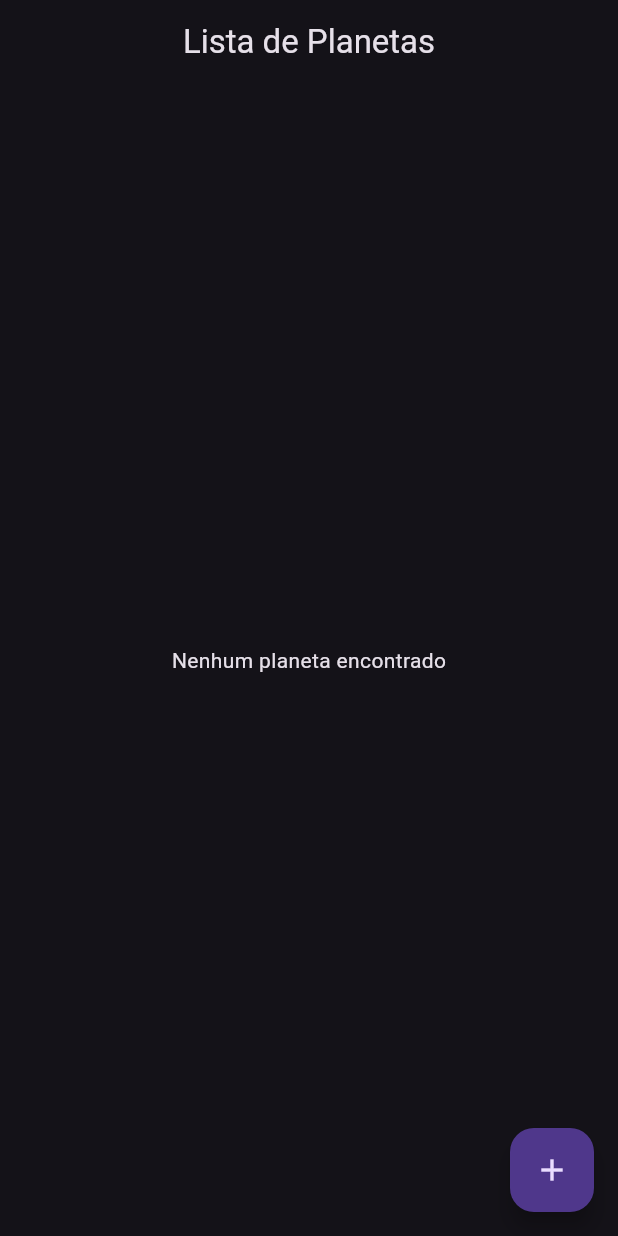
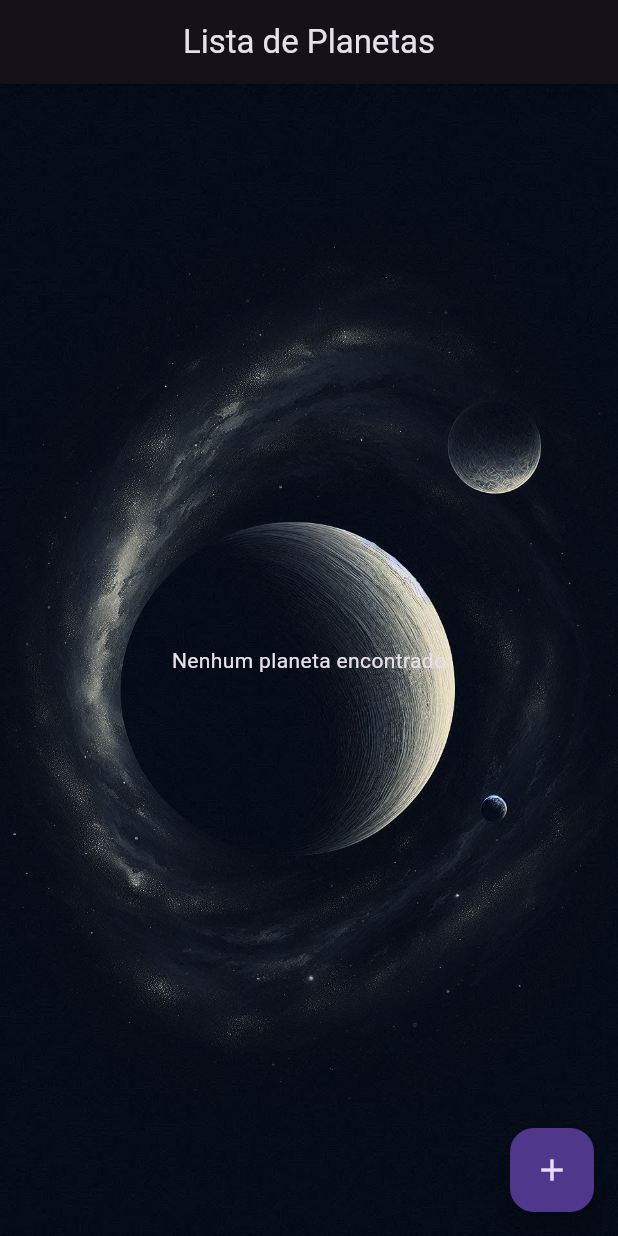
Before and after one commit to Boniatti1/talento-tech-gerenciador-de-planetas, a Flutter app: the screen it shows after launch, on a phone screen of 412 x 824 dp. Run offline on Flutter 3.47's test engine with Material 3 defaults, Android fonts, the phone set to English and light mode, and no system bars; our stand-ins replace sqflite; accounts and stored records are empty.

Commit message:
Adição de fundo e mudanças nas cores dos textos

```diff
--- a/planetas/lib/main.dart
+++ b/planetas/lib/main.dart
@@ -1,8 +1,13 @@
 import 'package:flutter/material.dart';
 import 'screens/app.dart';
+import 'package:flutter/services.dart';
 
 void main() {
   runApp(const MyApp());
+  SystemChrome.setSystemUIOverlayStyle(SystemUiOverlayStyle(
+    systemNavigationBarColor: ThemeData.dark().primaryColor, // Cor da barra de navegação
+    systemNavigationBarIconBrightness: Brightness.dark,
+  ));
 }
 
 class MyApp extends StatelessWidget {
--- a/planetas/lib/screens/app.dart
+++ b/planetas/lib/screens/app.dart
@@ -27,9 +27,13 @@ class _AppState extends State<App> {
       appBar: AppBar(
         title: Text("Lista de Planetas"),
         centerTitle: true,
+        scrolledUnderElevation: 0,
+        backgroundColor: Colors.transparent,
       ),
       // Constrói a lista com base no estado da operação de busca na base de dados
-      body: FutureBuilder<List<Planet>>(
+      body: Container(
+        decoration: BoxDecoration(image: DecorationImage(image: AssetImage("assets/images/fundo.jpg"), fit: BoxFit.cover)),
+        child: FutureBuilder<List<Planet>>(
           future: planets,
           builder: (ctx, snapshot) {
             if (snapshot.hasData) {
@@ -46,6 +50,7 @@ class _AppState extends State<App> {
             }
           },
         ),
+      ),
       // Botão flutuante para modal de inserção de planetas
       floatingActionButton: FloatingActionButton(
         onPressed: () =>
--- a/planetas/pubspec.yaml
+++ b/planetas/pubspec.yaml
@@ -59,10 +59,14 @@ flutter:
   # the material Icons class.
   uses-material-design: true
 
+
+
   # To add assets to your application, add an assets section, like this:
   # assets:
   #   - images/a_dot_burr.jpeg
   #   - images/a_dot_ham.jpeg
+  assets:
+    - assets/images/fundo.jpg
 
   # An image asset can refer to one or more resolution-specific "variants", see
   # https://flutter.dev/to/resolution-aware-images
```
Also changed, not shown: planetas/lib/screens/list.dart (+13 -6 lines), planetas/assets/images/fundo.jpg (added). Lines whose indentation alone changed are shown as unchanged.
